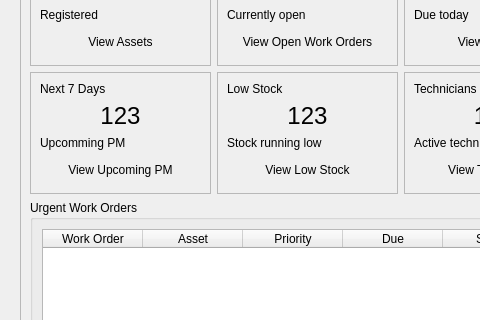
Apie-dup/MaintenanceSystem, file app/ui/forms/dashboard_page.ui: the form before one commit; both pictures show x 0 to 480 and y 92 to 412 of the 930 by 642 pixel window.
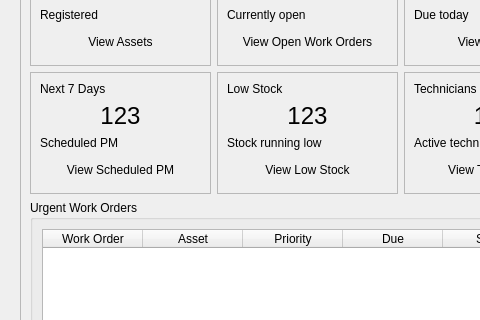
The form after the commit.

```diff
--- a/app/ui/forms/dashboard_page.ui
+++ b/app/ui/forms/dashboard_page.ui
@@ -320,7 +320,7 @@
          <item>
           <widget class="QLabel" name="lblPMDueWeekHint_2">
            <property name="text">
-            <string>Upcomming PM</string>
+            <string>Scheduled PM</string>
            </property>
           </widget>
          </item>
@@ -345,7 +345,7 @@
             </size>
            </property>
            <property name="text">
-            <string>View Upcoming PM</string>
+            <string>View Scheduled PM</string>
            </property>
            <property name="flat">
             <bool>true</bool>
```
